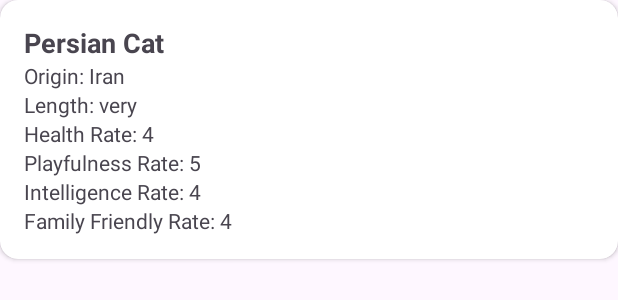
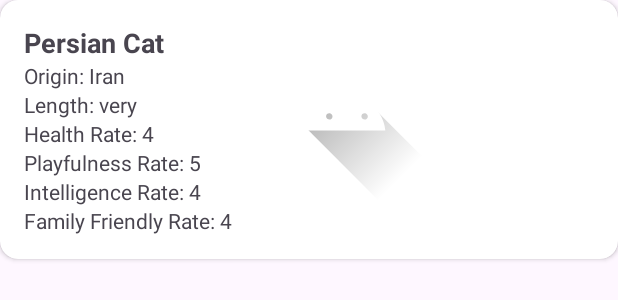
Before and after one commit to aluuwwa5/Android-Lab2, an Android app: the layout item_cat.xml on its own in the app's theme, with its tools: preview values and no code run, on a phone screen of 412 x 824 dp. Shown: the top 300 px of the screen. Run offline under Robolectric (Android 15) with nearby library versions, the phone set to English and light mode, and no system bars.

Commit message:
Lab2 finished

```diff
--- a/app/build.gradle.kts
+++ b/app/build.gradle.kts
@@ -40,15 +40,19 @@ android {
 
 dependencies {
 
-    implementation("com.squareup.picasso:picasso:2.71828")
     implementation("androidx.core:core-ktx:1.12.0")
     implementation("androidx.appcompat:appcompat:1.6.1")
     implementation("com.google.android.material:material:1.11.0")
     implementation("androidx.constraintlayout:constraintlayout:2.1.4")
+    implementation ("androidx.recyclerview:recyclerview:1.3.2")
     implementation("com.github.bumptech.glide:glide:4.16.0")
+    annotationProcessor("com.github.bumptech.glide:compiler:4.12.0")
     implementation("com.squareup.retrofit2:retrofit:2.9.0")
     implementation("com.squareup.retrofit2:converter-gson:2.9.0")
     implementation("com.google.code.gson:gson:2.10.1")
+    implementation("com.android.volley:volley:1.2.1")
+    implementation("androidx.navigation:navigation-fragment:2.7.7")
+    implementation ("com.squareup.picasso:picasso:2.71828")
     testImplementation("junit:junit:4.13.2")
     androidTestImplementation("androidx.test.ext:junit:1.1.5")
     androidTestImplementation("androidx.test.espresso:espresso-core:3.5.1")
--- a/app/src/main/java/com/example/lab2cats/Cat.kt
+++ b/app/src/main/java/com/example/lab2cats/Cat.kt
@@ -4,7 +4,7 @@ data class Cat(
     val id: Int,
     val name: String,
     val origin: String,
-    @SerializedName("image_url")val imageUrl: String,
+    @SerializedName("image_link")val imageUrl: String,
     @SerializedName("general_health")val healthRate: Int,
     val length: String,
     @SerializedName("playfulness")val playfulnessRate: Int,
--- a/app/src/main/java/com/example/lab2cats/adapter/CatsDiffUtil.kt
+++ b/app/src/main/java/com/example/lab2cats/adapter/CatsDiffUtil.kt
@@ -5,7 +5,7 @@ import com.example.lab2cats.Cat
 
 class CatsDiffUtil : DiffUtil.ItemCallback<Cat>() {
     override fun areItemsTheSame(oldItem: Cat, newItem: Cat): Boolean {
-        return oldItem.id == newItem.id
+        return oldItem.name == newItem.name
     }
 
     override fun areContentsTheSame(oldItem: Cat, newItem: Cat): Boolean {
--- a/app/src/main/java/com/example/lab2cats/network/ApiClient.kt
+++ b/app/src/main/java/com/example/lab2cats/network/ApiClient.kt
@@ -5,10 +5,10 @@ import retrofit2.converter.gson.GsonConverterFactory
 
 object ApiClient {
     private val retrofit: Retrofit = Retrofit.Builder()
-        .baseUrl("https://api.api-ninjas.com/")
+        .baseUrl("https://api.api-ninjas.com")
         .addConverterFactory(GsonConverterFactory.create())
         .build()
 
-    val instance: ApiService get() = retrofit.create(ApiService::class.java)
+    val instance = retrofit.create(ApiService::class.java)
 
 }
--- a/app/src/main/java/com/example/lab2cats/network/ApiService.kt
+++ b/app/src/main/java/com/example/lab2cats/network/ApiService.kt
@@ -4,10 +4,11 @@ import com.example.lab2cats.Cat
 import retrofit2.Call
 import retrofit2.http.GET
 import retrofit2.http.Headers
+import retrofit2.http.Query
 
 interface ApiService {
-    @Headers("X-Api-Key: VkbWFtl1XgCnv+4bFO/asQ==ewLdx9kBvnqvZz0C")
+    @Headers("X-Api-Key:VkbWFtl1XgCnv+4bFO/asQ==ewLdx9kBvnqvZz0C")
     @GET("v1/cats")
-    fun fetchCatsList(): Call<List<Cat>>
+    fun fetchCatsList(@Query("name") name: String?): Call<List<Cat>>
 
 }
--- a/app/src/main/res/layout/item_cat.xml
+++ b/app/src/main/res/layout/item_cat.xml
@@ -8,10 +8,16 @@
     android:elevation="4dp"
     app:cardCornerRadius="12dp">
 
-    <RelativeLayout
+    <LinearLayout
         android:layout_width="match_parent"
         android:layout_height="wrap_content"
+        android:orientation="horizontal"
         android:padding="16dp">
+
+        <LinearLayout
+            android:layout_width="wrap_content"
+            android:layout_height="wrap_content"
+            android:orientation="vertical">
 
             <TextView
                 android:id="@+id/name"
@@ -19,94 +25,56 @@
                 android:layout_height="wrap_content"
                 android:textSize="18sp"
                 android:textStyle="bold"
-            tools:text="Persian Cat"
-            android:layout_alignParentStart="true"
-            android:layout_alignParentTop="true"
-            android:layout_alignParentLeft="true"
-            android:layout_toStartOf="@id/catImage"
-            android:layout_toLeftOf="@id/catImage" />
+                tools:text="Persian Cat" />
+
             <TextView
                 android:id="@+id/origin"
                 android:layout_width="wrap_content"
                 android:layout_height="wrap_content"
-            tools:text="Origin: Iran"
-            android:layout_below="@id/name"
-            android:layout_alignStart="@id/name"
-            android:layout_alignLeft="@id/name"
-            android:layout_toStartOf="@id/catImage"
-            android:layout_toLeftOf="@id/catImage" />
+                tools:text="Origin: Iran" />
 
             <TextView
                 android:id="@+id/length"
                 android:layout_width="wrap_content"
                 android:layout_height="wrap_content"
-            tools:text="Length: very"
-            android:layout_below="@id/origin"
-            android:layout_alignStart="@id/origin"
-            android:layout_alignLeft="@id/origin"
-            android:layout_toStartOf="@id/catImage"
-            android:layout_toLeftOf="@id/catImage" />
+                tools:text="Length: very" />
 
             <TextView
                 android:id="@+id/healthRate"
                 android:layout_width="wrap_content"
                 android:layout_height="wrap_content"
-            tools:text="Health Rate: 4"
-            android:layout_below="@id/length"
-            android:layout_alignStart="@id/origin"
-            android:layout_alignLeft="@id/origin"
-            android:layout_toStartOf="@id/catImage"
-            android:layout_toLeftOf="@id/catImage" />
+                tools:text="Health Rate: 4" />
 
             <TextView
                 android:id="@+id/playfulnessRate"
                 android:layout_width="wrap_content"
                 android:layout_height="wrap_content"
-            tools:text="Playfulness Rate: 5"
-            android:layout_below="@id/healthRate"
-            android:layout_alignStart="@id/healthRate"
-            android:layout_alignLeft="@id/healthRate"
-            android:layout_toStartOf="@id/catImage"
-            android:layout_toLeftOf="@id/catImage" />
+                tools:text="Playfulness Rate: 5" />
 
             <TextView
                 android:id="@+id/intelligenceRate"
                 android:layout_width="wrap_content"
                 android:layout_height="wrap_content"
-            tools:text="Intelligence Rate: 4"
-            android:layout_below="@id/playfulnessRate"
-            android:layout_alignStart="@id/playfulnessRate"
-            android:layout_alignLeft="@id/playfulnessRate"
-            android:layout_toStartOf="@id/catImage"
-            android:layout_toLeftOf="@id/catImage" />
+                tools:text="Intelligence Rate: 4" />
 
             <TextView
                 android:id="@+id/familyFriendlyRate"
                 android:layout_width="wrap_content"
                 android:layout_height="wrap_content"
-            tools:text="Family Friendly Rate: 4"
-            android:layout_below="@id/intelligenceRate"
-            android:layout_alignStart="@id/intelligenceRate"
-            android:layout_alignLeft="@id/intelligenceRate"
-            android:layout_toStartOf="@id/catImage"
-            android:layout_toLeftOf="@id/catImage" />
+                tools:text="Family Friendly Rate: 4" />
+
+        </LinearLayout>
 
         <!-- Cat Image -->
         <ImageView
             android:id="@+id/catImage"
-            android:layout_width="100dp"
-            android:layout_height="100dp"
+            android:layout_width="120dp"
+            android:layout_height="120dp"
             android:layout_marginStart="16dp"
-            android:layout_marginTop="16dp"
             android:layout_marginEnd="16dp"
-            android:layout_marginBottom="16dp"
-            android:layout_alignParentEnd="true"
-            android:layout_alignParentRight="true"
-            android:layout_centerVertical="true"
-            android:adjustViewBounds="true"
-            android:scaleType="fitCenter"
-            />
+            tools:src="@drawable/ic_launcher_foreground"
+            android:scaleType="centerCrop"/>
 
-    </RelativeLayout>
+    </LinearLayout>
 
 </androidx.cardview.widget.CardView>
--- /dev/null
+++ b/app/src/main/res/navigation/navigation_graph.xml
@@ -0,0 +1,6 @@
+<?xml version="1.0" encoding="utf-8"?>
+<navigation xmlns:android="http://schemas.android.com/apk/res/android"
+    xmlns:app="http://schemas.android.com/apk/res-auto"
+    android:id="@+id/navigation_graph.xml">
+
+</navigation>
--- a/app/src/main/res/values/colors.xml
+++ b/app/src/main/res/values/colors.xml
@@ -2,5 +2,5 @@
 <resources>
     <color name="black">#FF000000</color>
     <color name="white">#FFFFFFFF</color>
-    <color name="bviolet">#BA5858</color>
+    <color name="bviolet">#BD9393</color>
 </resources>
```
Also changed, not shown: app/src/main/java/com/example/lab2cats/MainActivity.kt (+44 -5 lines), app/src/main/java/com/example/lab2cats/adapter/CatsListAdapter.kt (+16 -11 lines), app/src/main/java/com/example/lab2cats/fragment/CatsListFragment.kt (deleted, +0 -54 lines), app/src/main/res/layout/activity_main.xml (+15 -5 lines), app/src/main/res/layout/fragment_cats_list.xml (deleted, +0 -48 lines). Lines whose indentation alone changed are shown as unchanged.
